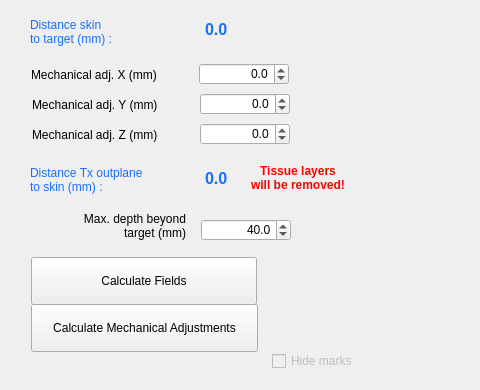
ProteusMRIgHIFU/BabelBrain, file BabelBrain/Babel_CTX500/form.ui: the form before one commit; both pictures show x 0 to 480 and y 81 to 471 of the 1251 by 471 pixel window.
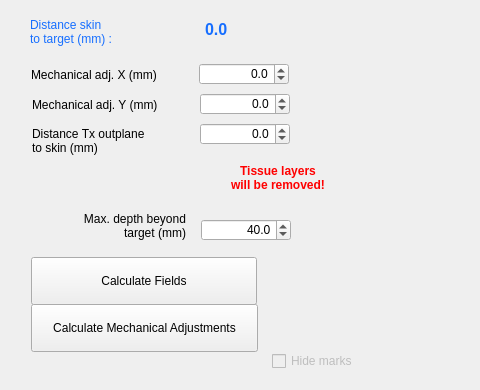
The form after the commit.

Commit message:
Change GUI to use distance from outplane to skin instead of TxMechanicalZ
internally, nothing changes, it just makes adjustments more intuitive

Diff of the .ui file:
```diff
--- a/BabelBrain/Babel_CTX500/form.ui
+++ b/BabelBrain/Babel_CTX500/form.ui
@@ -225,11 +225,12 @@
      <x>32</x>
      <y>206</y>
      <width>143</width>
-     <height>20</height>
+     <height>31</height>
     </rect>
    </property>
    <property name="text">
-    <string>Mechanical adj. Z (mm)</string>
+    <string>Distance Tx outplane
+to skin (mm)</string>
    </property>
   </widget>
   <widget class="QDoubleSpinBox" name="ZMechanicSpinBox">
@@ -332,55 +333,10 @@
 water only</string>
    </property>
   </widget>
-  <widget class="QLabel" name="label_27">
-   <property name="geometry">
-    <rect>
-     <x>30</x>
-     <y>245</y>
-     <width>150</width>
-     <height>31</height>
-    </rect>
-   </property>
-   <property name="styleSheet">
-    <string notr="true">color:rgb(22, 110, 255)</string>
-   </property>
-   <property name="text">
-    <string>Distance Tx outplane 
-to skin (mm) :</string>
-   </property>
-   <property name="indent">
-    <number>0</number>
-   </property>
-  </widget>
-  <widget class="QLabel" name="DistanceTxToSkinLabel">
-   <property name="geometry">
-    <rect>
-     <x>205</x>
-     <y>244</y>
-     <width>76</width>
-     <height>31</height>
-    </rect>
-   </property>
-   <property name="font">
-    <font>
-     <pointsize>12</pointsize>
-     <bold>true</bold>
-    </font>
-   </property>
-   <property name="styleSheet">
-    <string notr="true">color:rgb(22, 110, 255)</string>
-   </property>
-   <property name="text">
-    <string>0.0</string>
-   </property>
-   <property name="textInteractionFlags">
-    <set>Qt::LinksAccessibleByMouse|Qt::TextSelectableByMouse</set>
-   </property>
-  </widget>
   <widget class="QLabel" name="LabelTissueRemoved">
    <property name="geometry">
     <rect>
-     <x>246</x>
+     <x>226</x>
      <y>244</y>
      <width>104</width>
      <height>30</height>
```
Left out of the diff: 4 changed lines with no effect on the pictures. The commit also changes 1 other file.
